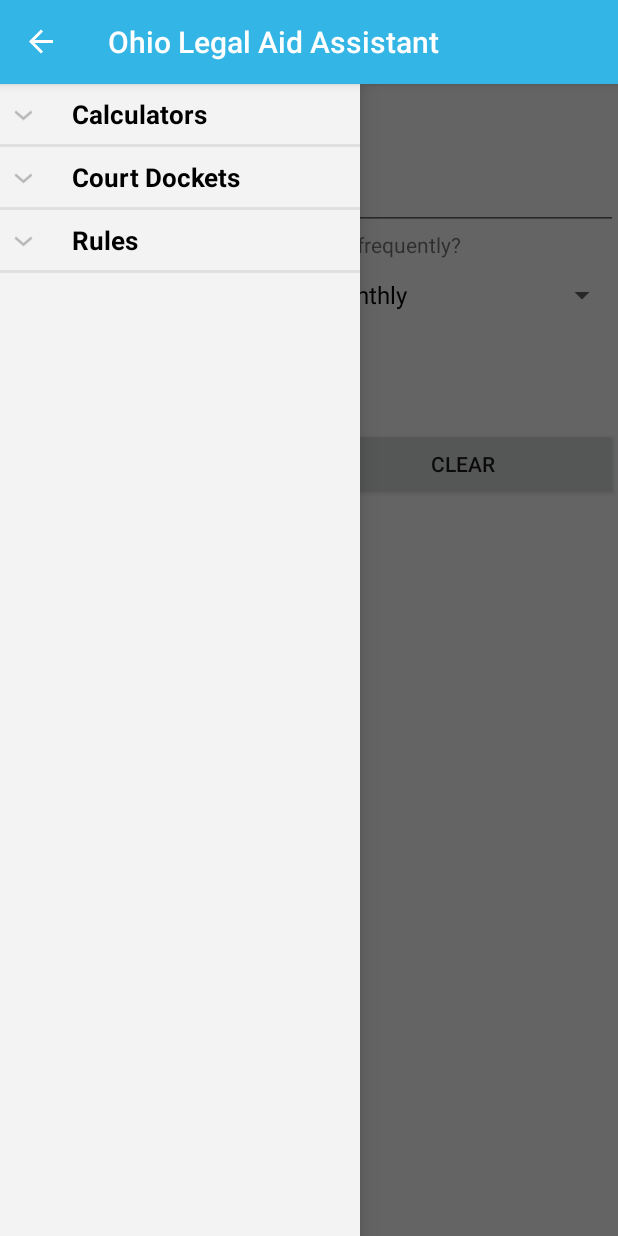
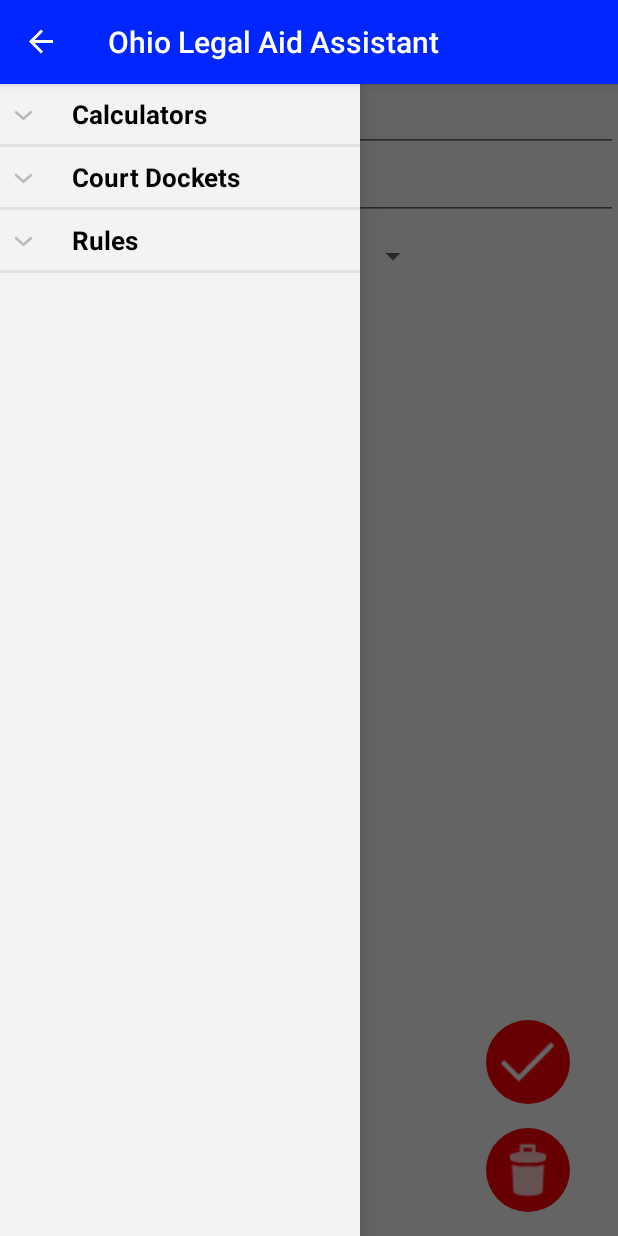
Before and after one commit to JoshuaMGoodwin/Ohio_Legal_Aid_Assistant, an Android app: the fragment FplCalculator placed in its activity, with the side drawer open, on a phone screen of 412 x 824 dp. Run offline under Robolectric (Android 15) with nearby library versions, the phone set to English and light mode, and no system bars.

Commit message:
Added floating action button to fpl

```diff
--- a/app/src/main/java/joshuamgoodwin/gmail/com/ohiolegalaidassistant/FplCalculator.java
+++ b/app/src/main/java/joshuamgoodwin/gmail/com/ohiolegalaidassistant/FplCalculator.java
@@ -2,6 +2,7 @@ package joshuamgoodwin.gmail.com.ohiolegalaidassistant;
 
 import android.support.v4.app.Fragment;
 import android.widget.Button;
+import android.widget.ImageButton;
 import android.widget.TextView;
 import android.view.View;
 import android.view.LayoutInflater;
@@ -81,8 +82,8 @@ public class FplCalculator extends Fragment {
 						etHoursPerWeek.setVisibility(View.VISIBLE);
 						tvHoursPerWeek.setVisibility(View.VISIBLE);
 					} else {
-						etHoursPerWeek.setVisibility(View.INVISIBLE);
-						tvHoursPerWeek.setVisibility(View.INVISIBLE);
+						etHoursPerWeek.setVisibility(View.GONE);
+						tvHoursPerWeek.setVisibility(View.GONE);
 					}
 				}
 
@@ -99,7 +100,7 @@ public class FplCalculator extends Fragment {
 
 	private void clearButton(View rootView) {
 
-		Button button = (Button)rootView.findViewById(R.id.FPLClear);
+		ImageButton button = (ImageButton)rootView.findViewById(R.id.FPLClear);
 
 		// set button's onClickListener
 		button.setOnClickListener(new View.OnClickListener() {
@@ -122,7 +123,7 @@ public class FplCalculator extends Fragment {
 
 	private void submitButton(View rootView) {
 
-		Button button = (Button) rootView.findViewById(R.id.FPLSubmit);
+		ImageButton button = (ImageButton) rootView.findViewById(R.id.FPLSubmit);
 		button.setOnClickListener(new View.OnClickListener() {
 
 				public void onClick(View v) {
--- /dev/null
+++ b/app/src/main/res/drawable/fab_button.xml
@@ -0,0 +1,10 @@
+<?xml version="1.0" encoding="utf-8"?>
+<shape
+	xmlns:android="http://schemas.android.com/apk/res/android"
+	android:shape="oval" >
+	<solid android:color="#FF0008" />
+	<corners android:bottomLeftRadius="56dp"
+		android:bottomRightRadius="56dp"
+		android:topLeftRadius="56dp"
+		android:topRightRadius="56dp" />
+</shape>
--- a/app/src/main/res/layout/fpl_calculator_layout.xml
+++ b/app/src/main/res/layout/fpl_calculator_layout.xml
@@ -1,31 +1,34 @@
 <?xml version="1.0" encoding="utf-8"?>
-<ScrollView xmlns:android="http://schemas.android.com/apk/res/android"
+<FrameLayout xmlns:android="http://schemas.android.com/apk/res/android"
+	android:layout_width="match_parent"
+	android:layout_height="match_parent" >
+
+	<ScrollView
 	android:layout_height="match_parent"
-	android:layout_width="match_parent" >
+	android:layout_width="match_parent">
 
 	<LinearLayout
 		android:orientation="vertical"
 		android:layout_width="match_parent"
 		android:layout_height="match_parent" >
 
-		<TextView
-			android:id="@+id/FPLTitle"
+		<LinearLayout
+			android:orientation="horizontal"
 			android:layout_width="match_parent"
-			android:layout_height="wrap_content"
-			android:gravity="center_horizontal"
-			android:textSize="24sp" />
+			android:layout_height="wrap_content" >
 
 			<TextView
 				android:layout_height="wrap_content"
-			android:layout_width="match_parent"
+				android:layout_width="wrap_content"
 				android:text="@string/tvAGSize" />
 
 			<EditText
 				android:id="@+id/etAGSize"
 				android:layout_height="wrap_content"
 				android:layout_width="match_parent"
-			android:hint="AGSize"
 				android:inputType="number"/>
+
+		</LinearLayout>
 
 		<LinearLayout
 			android:layout_width="match_parent"
@@ -34,15 +37,14 @@
 
 			<TextView
 				android:layout_height="wrap_content"
-				android:layout_width="0dp"
-				android:layout_weight="50"
+				android:layout_width="wrap_content"
 				android:text="@string/tvGrossEarnedIncome" />
 
-			<TextView
+			<EditText
+				android:id="@+id/etGrossEarnedIncome"
 				android:layout_height="wrap_content"
-				android:layout_width="0dp"
-				android:layout_weight="50"
-				android:text="@string/frequency" />
+				android:layout_width="match_parent"
+				android:inputType="numberDecimal"/>
 
 		</LinearLayout>
 
@@ -51,57 +53,69 @@
 			android:layout_height="wrap_content"
 			android:orientation="horizontal">
 
-			<EditText
-				android:id="@+id/etGrossEarnedIncome"
+			<TextView
 				android:layout_height="wrap_content"
-				android:layout_width="0dp"
-				android:layout_weight="50"
-				android:hint="@string/grossEarnedIncome"
-				android:inputType="numberDecimal"/>
+				android:layout_width="wrap_content"
+				android:text="@string/frequency" />
 
 			<Spinner
 				android:id="@+id/spinnerGrossPayFrequency"
 				android:layout_height="wrap_content"
-				android:layout_width="0dp"
-				android:layout_weight="50" />
+				android:layout_width="wrap_content" />
+
 		</LinearLayout>
-
-		<TextView
-			android:id="@+id/tvHoursPerWeek"
-			android:layout_height="wrap_content"
-			android:layout_width="match_parent"
-			android:text="@string/tvHoursPerWeek"
-			android:visible="false" />
-
-		<EditText
-			android:id="@+id/hoursPerWeek"
-			android:layout_height="wrap_content"
-			android:layout_width="match_parent"
-			android:visible="false"
-			android:hint="@string/hoursPerWeek"
-			android:inputType="numberDecimal" />
 
 		<LinearLayout
 			android:layout_width="match_parent"
 			android:layout_height="wrap_content"
 			android:orientation="horizontal">
 
-			<Button
-				android:id="@+id/FPLSubmit"
-				android:text="@string/OWFSubmit"
+			<TextView
+				android:id="@+id/tvHoursPerWeek"
 				android:layout_height="wrap_content"
-				android:layout_weight="50"
-				android:layout_width="0dp" />
+				android:layout_width="wrap_content"
+				android:text="@string/tvHoursPerWeek" />
 
-			<Button
-				android:id="@+id/FPLClear"
-				android:text="@string/OWFClear"
+			<EditText
+				android:id="@+id/hoursPerWeek"
 				android:layout_height="wrap_content"
-				android:layout_weight="50"
-				android:layout_width="0dp" />
+				android:layout_width="match_parent"
+				android:inputType="numberDecimal" />
 
 		</LinearLayout>
+
 
 	</LinearLayout>
 
 </ScrollView>
+
+<RelativeLayout
+	android:layout_width="wrap_content"
+	android:layout_height="wrap_content"
+	android:layout_gravity="bottom|right"
+	android:layout_marginBottom="@dimen/fab_margin"
+	android:layout_marginRight="@dimen/fab_margin">
+
+	<LinearLayout
+		android:layout_width="wrap_content"
+		android:layout_height="wrap_content"
+		android:orientation="vertical" >
+			<ImageButton
+				android:id="@+id/FPLSubmit"
+				android:layout_height="@dimen/fab_diameter"
+				android:layout_width="@dimen/fab_diameter"
+				android:background="@drawable/fab_button"
+				android:src="@drawable/ic_action_done"
+				android:layout_marginBottom="@dimen/fab_margin"
+				android:layout_marginRight="@dimen/fab_margin" />
+
+			<ImageButton
+				android:id="@+id/FPLClear"
+				android:src="@drawable/ic_action_discard"
+				android:layout_height="@dimen/fab_diameter"
+				android:background="@drawable/fab_button"
+				android:layout_width="@dimen/fab_diameter"
+				/>
+	</LinearLayout>
+</RelativeLayout>
+</FrameLayout>
--- a/app/src/main/res/values-v21/styles.xml
+++ b/app/src/main/res/values-v21/styles.xml
@@ -2,8 +2,8 @@
 <resources>
     <style name="AppTheme" parent="Theme.AppCompat.Light.DarkActionBar">
         <item name="colorPrimary">@color/default_blue</item>
-        <item name="colorPrimaryDark">@color/accent_blue</item>
-        <item name="colorAccent">@color/accent_material_light</item>
+        <item name="colorPrimaryDark">@color/dark_blue</item>
+        <item name="colorAccent">@color/accent_blue</item>
         <item name="actionMenuTextColor">#ffffffff</item>
     </style>
 </resources>
--- a/app/src/main/res/values/color.xml
+++ b/app/src/main/res/values/color.xml
@@ -1,5 +1,6 @@
 <?xml version="1.0" encoding="utf-8"?>
 <resources>
-    <color name="default_blue">#33b5e5</color>
-    <color name="accent_blue">#0099cc</color>
+    <color name="default_blue">#0026FF</color>
+    <color name="dark_blue">#002642</color>
+	<color name="accent_blue">#0084FF</color>
 </resources>
--- /dev/null
+++ b/app/src/main/res/values/dimensions.xml
@@ -0,0 +1,5 @@
+<?xml version="1.0" encoding="utf-8"?>
+	<resources>
+		<dimen name="fab_diameter">56dp</dimen>
+		<dimen name="fab_margin">16dp</dimen>
+	</resources>
--- a/app/src/main/res/values/styles.xml
+++ b/app/src/main/res/values/styles.xml
@@ -3,7 +3,7 @@
     <!-- Base application theme. -->
     <style name="AppTheme" parent="Theme.AppCompat.Light.DarkActionBar">
         <item name="colorPrimary">@color/default_blue</item>
-        <item name="colorPrimaryDark">@color/accent_blue</item>
+        <item name="colorPrimaryDark">@color/dark_blue</item>
         <item name="colorAccent">@color/accent_blue</item>
         <item name="actionMenuTextColor">#ffffffff</item>
         <!-- Customize your theme here. -->
```
Also changed, not shown: app/src/main/res/drawable/ic_action_discard.png (added), app/src/main/res/drawable/ic_action_done.png (added), app/src/main/res/drawable/submit.png (added). Lines whose indentation alone changed are shown as unchanged.
